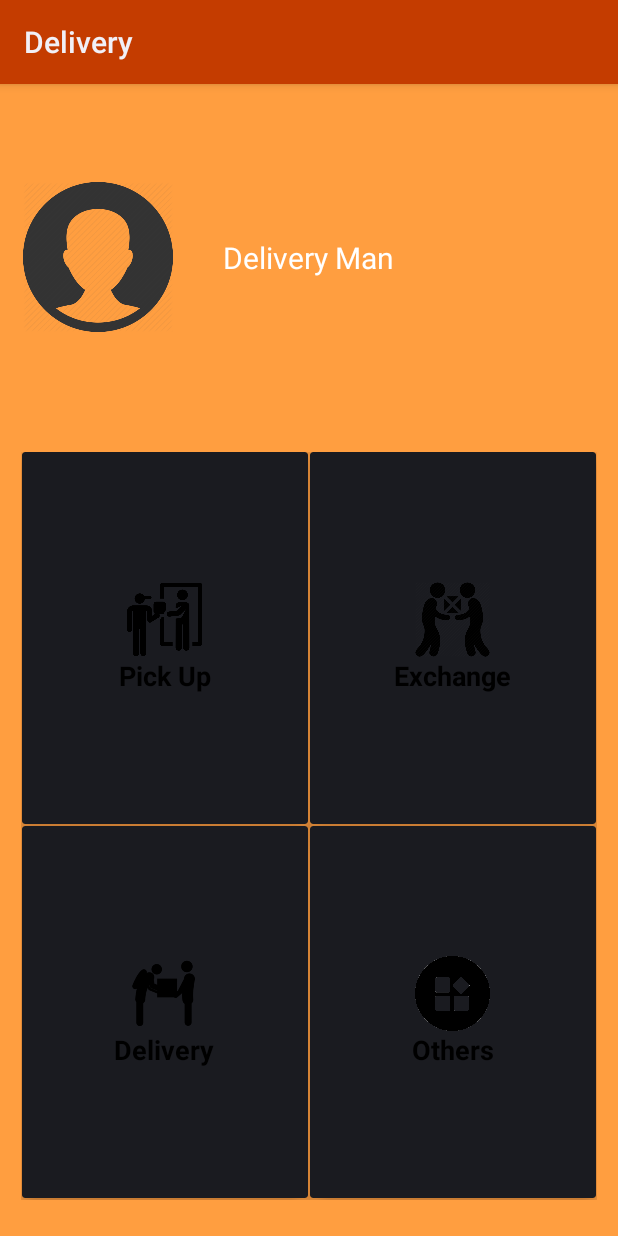
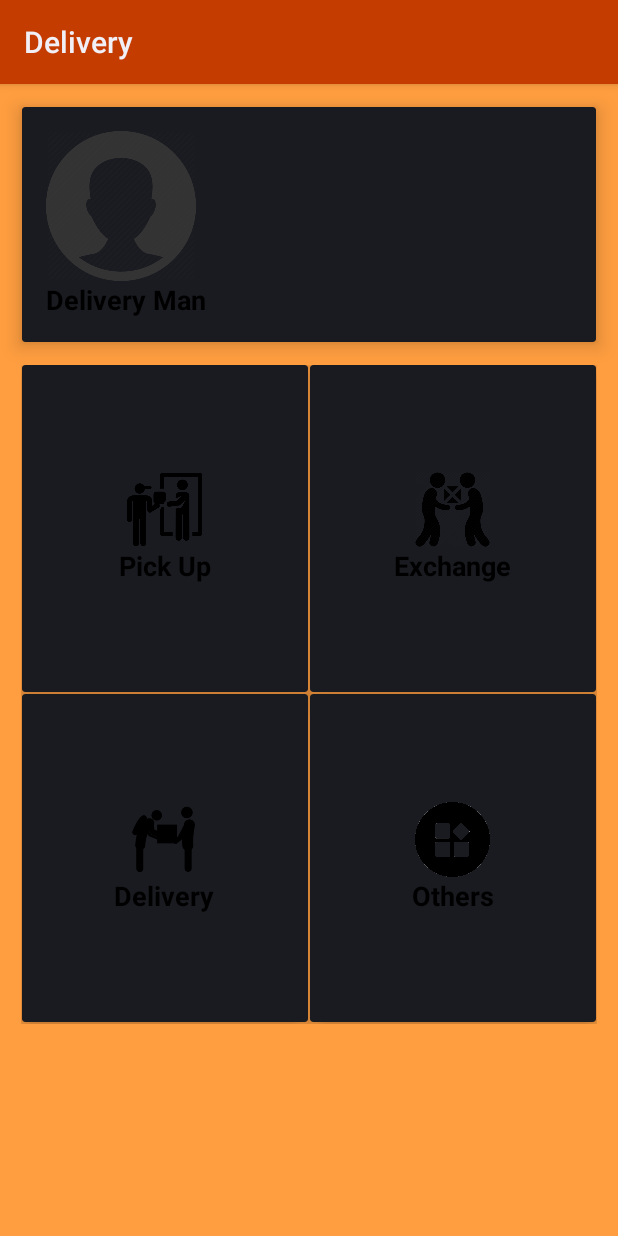
Before and after one commit to yousuf094448/Android, an Android app: the screen it shows after launch (HomeActivity), on a phone screen of 412 x 824 dp. Run offline under Robolectric (Android 15) with nearby library versions, the phone set to English and light mode, and no system bars.

Commit message:
Changed Profile view in Home Screen

```diff
--- a/app/src/main/res/layout/activity_home.xml
+++ b/app/src/main/res/layout/activity_home.xml
@@ -14,28 +14,45 @@
         android:orientation="vertical"
         android:weightSum="10">
 
-        <RelativeLayout
+        <android.support.v7.widget.CardView
             android:layout_width="match_parent"
-            android:layout_height="100dp"
-            android:layout_weight="2">
+            android:layout_height="wrap_content"
+            android:layout_columnWeight="1"
+            android:layout_marginTop="15dp"
+            android:layout_marginBottom="1dp"
+            android:layout_marginLeft="14.5dp"
+            android:layout_marginRight="14.5dp"
+            android:layout_rowWeight="1"
+            app:cardCornerRadius="2dp"
+            app:cardElevation="8dp">
+            <LinearLayout
+                android:layout_width="match_parent"
+                android:layout_height="match_parent"
+                android:layout_gravity="center_horizontal|center_vertical"
+                android:layout_margin="16dp"
+                android:orientation="vertical">
 
                 <ImageView
                     android:layout_width="100dp"
                     android:layout_height="100dp"
-                android:layout_marginLeft="15dp"
                     android:layout_alignParentLeft="true"
-                android:layout_centerVertical="true"
-                android:src="@drawable/default_profile_pic"/>
+                    android:src="@drawable/default_profile_pic"
+                    android:id="@+id/profile_pic"/>
+
                 <TextView
-                android:id="@+id/textGrid"
                     android:layout_width="wrap_content"
                     android:layout_height="wrap_content"
-                android:layout_centerInParent="true"
                     android:text="Delivery Man"
-                android:textColor="@android:color/white"
-                android:textSize="20sp" />
+                    android:textAlignment="center"
+                    android:textColor="@android:color/black"
+                    android:textSize="18sp"
+                    android:textStyle="bold"
+                    android:id="@+id/textGrid"/>
 
-        </RelativeLayout>
+            </LinearLayout>
+
+        </android.support.v7.widget.CardView>
+
 
         <GridLayout
             android:id="@+id/mainGrid"
```
Lines whose indentation alone changed are shown as unchanged.
